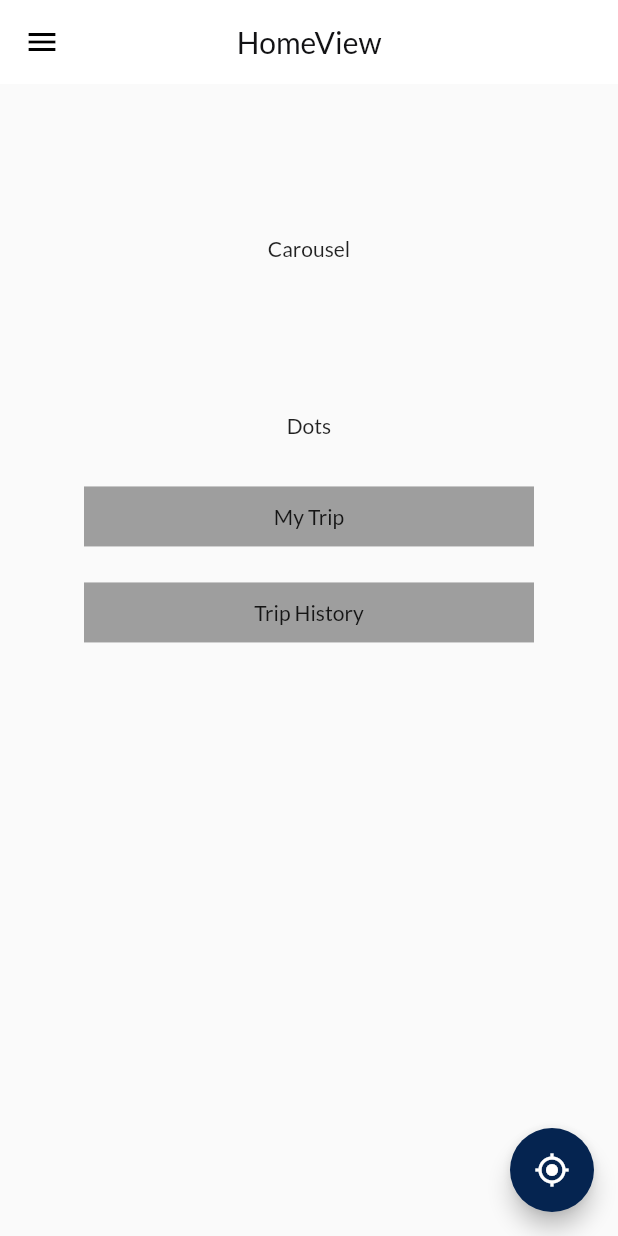
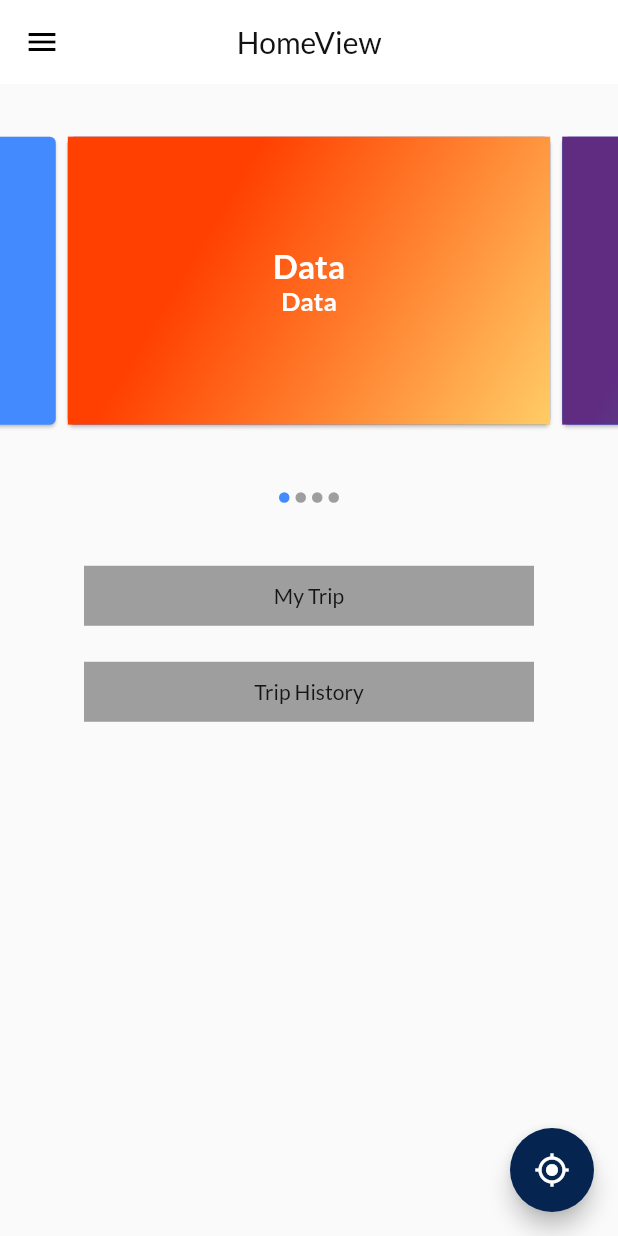
Before and after one commit to Anthrapper/Etrip, a Flutter app: the HomeView screen opened by its route, on a phone screen of 412 x 824 dp. Run offline on Flutter 3.47's test engine with Material 2 defaults, Android fonts, the phone set to English and light mode, and no system bars; drawn by our look-alikes of carousel_slider; our stand-ins replace get, google_fonts; missing offline and left inert: pin_entry_text_field.

Commit message:
#14 Home View updated

```diff
--- a/lib/app/modules/home/controllers/home_controller.dart
+++ b/lib/app/modules/home/controllers/home_controller.dart
@@ -1,7 +1,11 @@
 import 'package:get/get.dart';
 
 class HomeController extends GetxController {
-  final count = 0.obs;
+  var currentIndex=0.obs;
+
+   indexChange(int index){
+    currentIndex.value = index;
+  }
 
   @override
   void onInit() {
@@ -18,5 +22,4 @@ class HomeController extends GetxController {
     super.onClose();
   }
 
-  void increment() => count.value++;
 }
--- a/lib/app/modules/home/views/home_view.dart
+++ b/lib/app/modules/home/views/home_view.dart
@@ -3,8 +3,24 @@ import 'package:etrip/app/data/Functions/hexcolors.dart';
 import 'package:flutter/material.dart';
 import 'package:get/get.dart';
 import 'package:etrip/app/modules/home/controllers/home_controller.dart';
+import 'package:carousel_slider/carousel_slider.dart';
 
 class HomeView extends GetView<HomeController> {
+  List cardList = [
+    Item1(),
+    Item2(),
+    Item3(),
+    Item4(),
+  ];
+
+  List<T> map<T>(List list, Function handler) {
+    List<T> result = [];
+    for (var i = 0; i < list.length; i++) {
+      result.add(handler(i, list[i]));
+    }
+    return result;
+  }
+
   @override
   Widget build(BuildContext context) {
     return Scaffold(
@@ -13,9 +29,12 @@ class HomeView extends GetView<HomeController> {
         elevation: 0,
         backgroundColor: Colors.white,
         iconTheme: new IconThemeData(color: Colors.black),
-        title: Text('HomeView', style: TextStyle(
+        title: Text(
+          'HomeView',
+          style: TextStyle(
             color: HexColorUtils.getColorFromHex(CustomColors.headings),
-        ),),
+          ),
+        ),
         centerTitle: true,
       ),
       body: SafeArea(
@@ -23,16 +42,54 @@ class HomeView extends GetView<HomeController> {
           crossAxisAlignment: CrossAxisAlignment.stretch,
           children: [
             Expanded(
-              flex: 3,
-              child: Center(child: Text('Carousel')),
+              flex: 4,
+              child: CarouselSlider(
+                options: CarouselOptions(
+                  height: 200.0,
+                  autoPlay: false,
+                  autoPlayInterval: Duration(seconds: 3),
+                  autoPlayAnimationDuration: Duration(milliseconds: 800),
+                  autoPlayCurve: Curves.fastOutSlowIn,
+                  pauseAutoPlayOnTouch: true,
+                  aspectRatio: 2.0,
+                  onPageChanged: (index, reason) {
+                    controller.indexChange(index);
+                  },
+                ),
+                items: cardList.map((card) {
+                  return Builder(builder: (BuildContext context) {
+                    return Container(
+                      height: MediaQuery.of(context).size.height * 0.30,
+                      width: MediaQuery.of(context).size.width,
+                      child: Card(
+                        color: Colors.blueAccent,
+                        child: card,
+                      ),
+                    );
+                  });
+                }).toList(),
+              ),
             ),
             Padding(
               padding: const EdgeInsets.fromLTRB(0, 0, 0, 20),
               child: Row(
                 mainAxisAlignment: MainAxisAlignment.center,
-                children: [
-                  Text('Dots'),
-                ],
+                children: map<Widget>(cardList, (index, url) {
+                  return Obx(
+                    () => Container(
+                      width: 7.0,
+                      height: 7.0,
+                      margin:
+                          EdgeInsets.symmetric(vertical: 10.0, horizontal: 2.0),
+                      decoration: BoxDecoration(
+                        shape: BoxShape.circle,
+                        color: controller.currentIndex == index
+                            ? Colors.blueAccent
+                            : Colors.grey,
+                      ),
+                    ),
+                  );
+                }),
               ),
             ),
             Expanded(
@@ -42,15 +99,13 @@ class HomeView extends GetView<HomeController> {
                   Padding(
                     padding: const EdgeInsets.all(8.0),
                     child: FlatButton(
-                        onPressed: (){},
+                      onPressed: () {},
                       child: Container(
                         color: Colors.grey,
                         height: 40,
                         width: 300,
                         child: Center(
-                            child: Text(
-                              'My Trip'
-                            ),
+                          child: Text('My Trip'),
                         ),
                       ),
                     ),
@@ -58,15 +113,13 @@ class HomeView extends GetView<HomeController> {
                   Padding(
                     padding: const EdgeInsets.all(8.0),
                     child: FlatButton(
-                        onPressed: (){},
+                      onPressed: () {},
                       child: Container(
                         color: Colors.grey,
                         height: 40,
                         width: 300,
                         child: Center(
-                            child: Text(
-                                'Trip History'
-                            ),
+                          child: Text('Trip History'),
                         ),
                       ),
                     ),
@@ -80,7 +133,8 @@ class HomeView extends GetView<HomeController> {
       floatingActionButton: FloatingActionButton(
         onPressed: () {},
         child: Icon(Icons.gps_fixed),
-        backgroundColor: HexColorUtils.getColorFromHex(CustomColors.buttonColor),
+        backgroundColor:
+            HexColorUtils.getColorFromHex(CustomColors.buttonColor),
       ),
     );
   }
@@ -96,7 +150,7 @@ class HomeView extends GetView<HomeController> {
     );
   }
 
-  Widget carouselRough(){
+  Widget carouselRough() {
     return Container(
       margin: EdgeInsets.symmetric(vertical: 20.0),
       height: 300.0,
@@ -159,5 +213,132 @@ class HomeView extends GetView<HomeController> {
       ),
     );
   }
+}
 
+class Item1 extends StatelessWidget {
+  const Item1({Key key}) : super(key: key);
+
+  @override
+  Widget build(BuildContext context) {
+    return Container(
+      decoration: BoxDecoration(
+        gradient: LinearGradient(
+            begin: Alignment.topLeft,
+            end: Alignment.bottomRight,
+            stops: [
+              0.3,
+              1
+            ],
+            colors: [
+              Color(0xffff4000),
+              Color(0xffffcc66),
+            ]),
+      ),
+      child: Column(
+        mainAxisAlignment: MainAxisAlignment.center,
+        children: <Widget>[
+          Text("Data",
+              style: TextStyle(
+                  color: Colors.white,
+                  fontSize: 22.0,
+                  fontWeight: FontWeight.bold)),
+          Text("Data",
+              style: TextStyle(
+                  color: Colors.white,
+                  fontSize: 17.0,
+                  fontWeight: FontWeight.w600)),
+        ],
+      ),
+    );
   }
+}
+
+class Item2 extends StatelessWidget {
+  const Item2({Key key}) : super(key: key);
+
+  @override
+  Widget build(BuildContext context) {
+    return Container(
+      decoration: BoxDecoration(
+        gradient: LinearGradient(
+            begin: Alignment.topLeft,
+            end: Alignment.bottomRight,
+            stops: [0.3, 1],
+            colors: [Color(0xff5f2c82), Color(0xff49a09d)]),
+      ),
+      child: Column(
+        mainAxisAlignment: MainAxisAlignment.center,
+        children: <Widget>[
+          Text("Data",
+              style: TextStyle(
+                  color: Colors.white,
+                  fontSize: 22.0,
+                  fontWeight: FontWeight.bold)),
+          Text("Data",
+              style: TextStyle(
+                  color: Colors.white,
+                  fontSize: 17.0,
+                  fontWeight: FontWeight.w600)),
+        ],
+      ),
+    );
+  }
+}
+
+class Item3 extends StatelessWidget {
+  const Item3({Key key}) : super(key: key);
+
+  @override
+  Widget build(BuildContext context) {
+    return Container(
+      decoration: BoxDecoration(
+        gradient: LinearGradient(
+            begin: Alignment.topLeft,
+            end: Alignment.bottomRight,
+            stops: [
+              0.3,
+              1
+            ],
+            colors: [
+              Color(0xffff4000),
+              Color(0xffffcc66),
+            ]),
+      ),
+      child: Column(
+        mainAxisAlignment: MainAxisAlignment.center,
+        children: <Widget>[
+          Image.asset(
+            'assets/flutter_dev.png',
+            height: 180.0,
+            fit: BoxFit.cover,
+          )
+        ],
+      ),
+    );
+  }
+}
+
+class Item4 extends StatelessWidget {
+  const Item4({Key key}) : super(key: key);
+
+  @override
+  Widget build(BuildContext context) {
+    return Container(
+      child: Column(
+        mainAxisAlignment: MainAxisAlignment.center,
+        children: <Widget>[
+          Text("Data",
+              style: TextStyle(
+                  color: Colors.white,
+                  fontSize: 22.0,
+                  fontWeight: FontWeight.bold)),
+          Text("Data",
+              style: TextStyle(
+                  color: Colors.white,
+                  fontSize: 17.0,
+                  fontWeight: FontWeight.w600)),
+        ],
+      ),
+    );
+  }
+}
--- a/lib/app/modules/signup/views/signup_view.dart
+++ b/lib/app/modules/signup/views/signup_view.dart
@@ -27,7 +27,7 @@ class SignupView extends GetView<SignupController> {
               button(),
               FlatButton(
                 onPressed: (){
-                  Get.offAll(HomeView());
+                  Get.offAllNamed(AppPages.INITIAL);
                 },
                 child: Text('To Home'),
               ),
--- a/pubspec.yaml
+++ b/pubspec.yaml
@@ -23,6 +23,7 @@ environment:
 dependencies:
   google_fonts: 1.1.1
   pin_entry_text_field: 0.1.4
+  carousel_slider: ^2.3.1
   get: 3.15.0
   flutter:
     sdk: flutter
```
Lines whose indentation alone changed are shown as unchanged.
